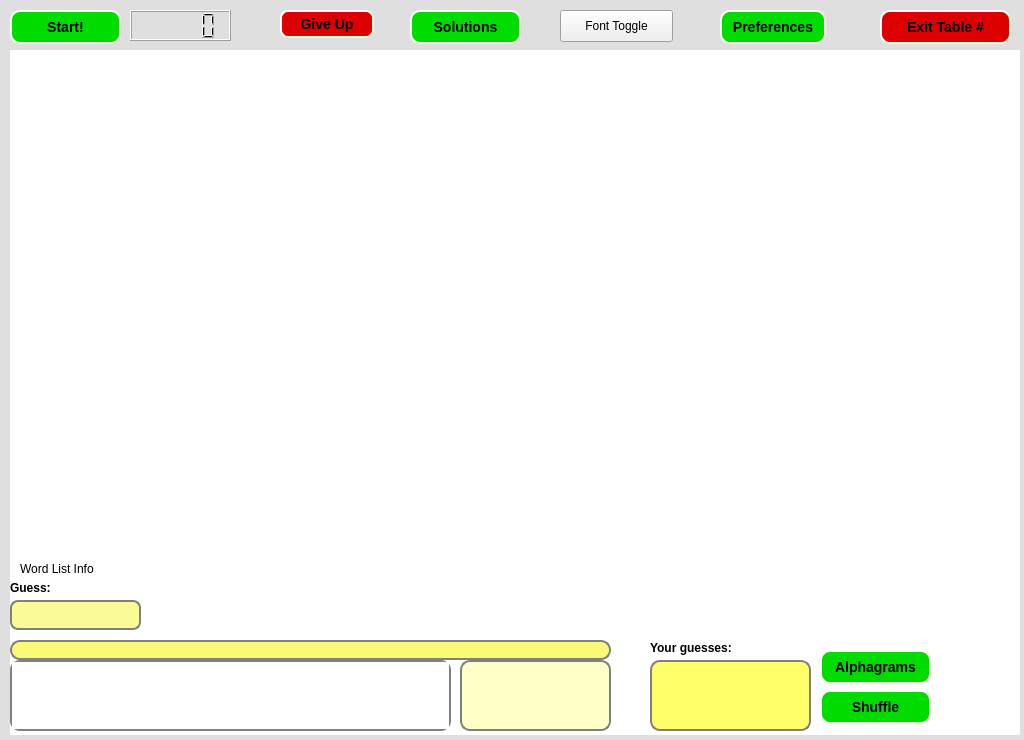
Before: the Qt Designer form trunk/client/src/tableForm.ui in domino14/aerolithdesktop, drawn with Qt 5.
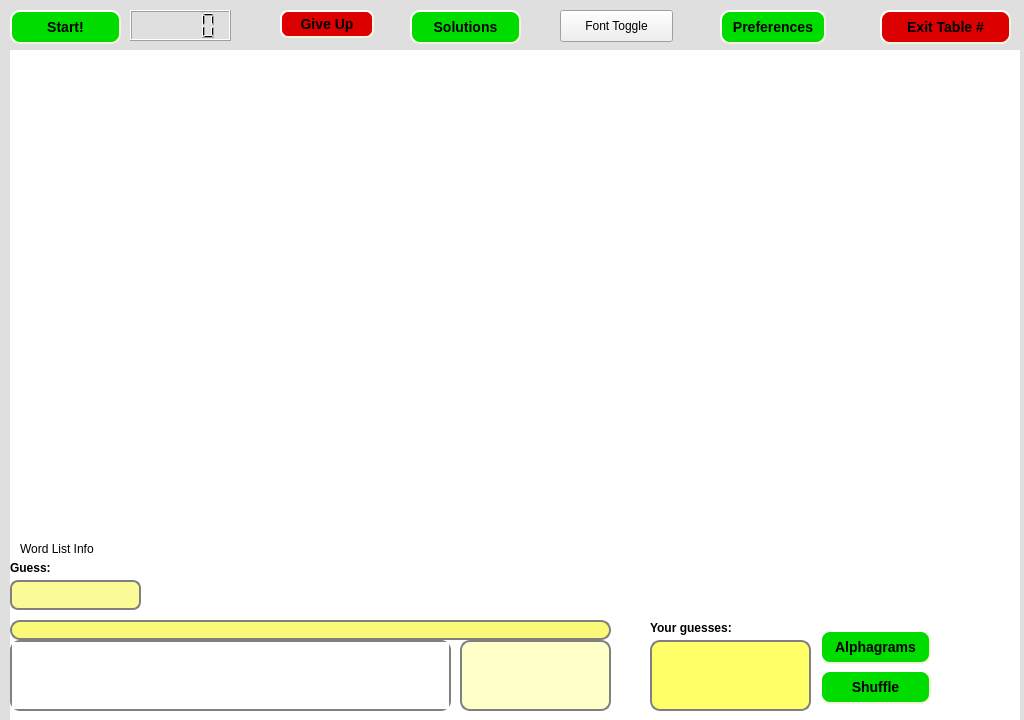
After: the same form once the commit is applied.

Diff of the .ui file:
```diff
--- a/trunk/client/src/tableForm.ui
+++ b/trunk/client/src/tableForm.ui
@@ -6,7 +6,7 @@
     <x>0</x>
     <y>0</y>
     <width>1024</width>
-    <height>740</height>
+    <height>720</height>
    </rect>
   </property>
   <property name="sizePolicy" >
@@ -18,7 +18,7 @@
   <property name="minimumSize" >
    <size>
     <width>1024</width>
-    <height>740</height>
+    <height>720</height>
    </size>
   </property>
   <property name="maximumSize" >
@@ -135,7 +135,7 @@
    <property name="geometry" >
     <rect>
      <x>820</x>
-     <y>650</y>
+     <y>630</y>
      <width>111</width>
      <height>34</height>
     </rect>
@@ -171,7 +171,7 @@
    <property name="geometry" >
     <rect>
      <x>820</x>
-     <y>690</y>
+     <y>670</y>
      <width>111</width>
      <height>34</height>
     </rect>
@@ -348,7 +348,7 @@
    <property name="geometry" >
     <rect>
      <x>10</x>
-     <y>600</y>
+     <y>580</y>
      <width>131</width>
      <height>30</height>
     </rect>
@@ -372,7 +372,7 @@
    <property name="geometry" >
     <rect>
      <x>10</x>
-     <y>580</y>
+     <y>560</y>
      <width>61</width>
      <height>16</height>
     </rect>
@@ -385,7 +385,7 @@
    <property name="geometry" >
     <rect>
      <x>10</x>
-     <y>640</y>
+     <y>620</y>
      <width>601</width>
      <height>20</height>
     </rect>
@@ -408,7 +408,7 @@
    <property name="geometry" >
     <rect>
      <x>10</x>
-     <y>660</y>
+     <y>640</y>
      <width>441</width>
      <height>71</height>
     </rect>
@@ -430,7 +430,7 @@
    <property name="geometry" >
     <rect>
      <x>460</x>
-     <y>660</y>
+     <y>640</y>
      <width>151</width>
      <height>71</height>
     </rect>
@@ -450,7 +450,7 @@
    <property name="geometry" >
     <rect>
      <x>650</x>
-     <y>660</y>
+     <y>640</y>
      <width>161</width>
      <height>71</height>
     </rect>
@@ -470,7 +470,7 @@
    <property name="geometry" >
     <rect>
      <x>650</x>
-     <y>640</y>
+     <y>620</y>
      <width>101</width>
      <height>16</height>
     </rect>
@@ -519,7 +519,7 @@
    <property name="geometry" >
     <rect>
      <x>20</x>
-     <y>560</y>
+     <y>540</y>
      <width>121</width>
      <height>18</height>
     </rect>
```
Left out of the diff: 14 changed lines with no effect on the pictures.
